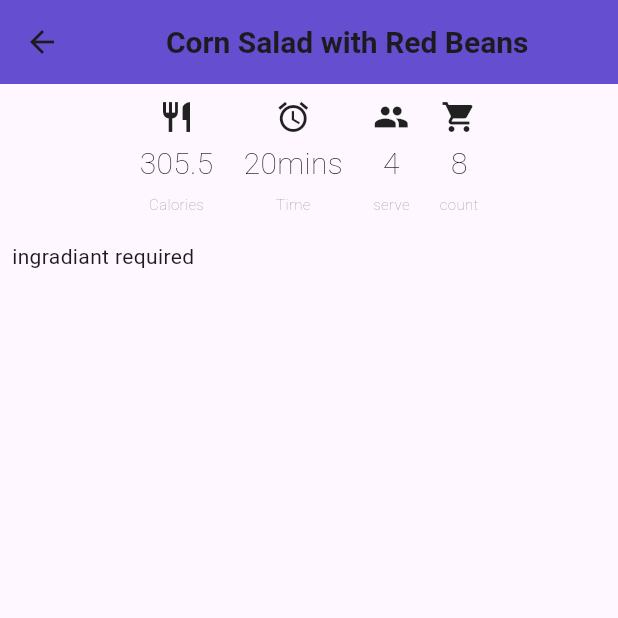
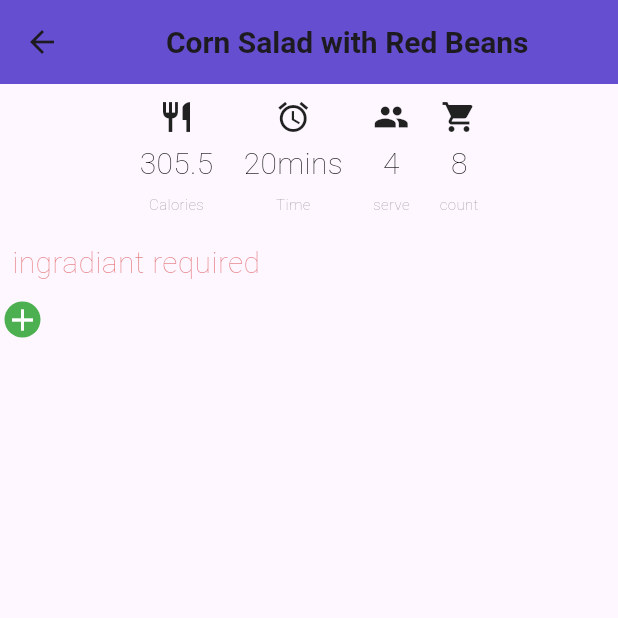
Before and after one commit to yamish01/myproject, a Flutter app: the HomePage screen opened directly, on a phone screen of 412 x 824 dp, the top half of it. Run offline on Flutter 3.47's test engine with Material 3 defaults, Android fonts, the phone set to English and light mode, and no system bars.

Commit message:
screen designs added

```diff
--- a/lib/homepage.dart
+++ b/lib/homepage.dart
@@ -12,8 +12,8 @@ class _HomePageState extends State<HomePage> {
   Widget build(BuildContext context) {
     return Scaffold(
         appBar: AppBar(
-          backgroundColor: Color.fromARGB(255, 102, 78, 209),
-          title: Center(
+          backgroundColor: const Color.fromARGB(255, 102, 78, 209),
+          title: const Center(
               child: Text("Corn Salad with Red Beans ",
                   style: TextStyle(
                     fontWeight: FontWeight.bold,
@@ -120,10 +120,25 @@ class _HomePageState extends State<HomePage> {
               ),
             ],
           ),
-          Padding(
+          const Padding(
             padding: EdgeInsets.all(8.0),
-            child: Text("ingradiant required "),
-          )
+            child: Text(
+              "ingradiant required ",
+              style: TextStyle(
+                fontWeight: FontWeight.w100,
+                fontSize: 20,
+                color: Color.fromARGB(137, 205, 5, 5),
+              ),
+            ),
+          ),
+          Row(children: [
+            Container(
+              margin: const EdgeInsets.all(3),
+              decoration: const BoxDecoration(
+                  shape: BoxShape.circle, color: Colors.green),
+              child: const Icon(Icons.add, size: 24, color: Colors.white),
+            ),
+          ]),
         ]));
   }
 }
--- a/lib/main.dart
+++ b/lib/main.dart
@@ -1,5 +1,6 @@
 import 'package:flutter/material.dart';
 import 'package:myproject/start_display.dart';
+import 'package:myproject/startscreen.dart';
 
 import 'start_display.dart';
 
--- a/pubspec.yaml
+++ b/pubspec.yaml
@@ -58,6 +58,8 @@ flutter:
   # the material Icons class.
   uses-material-design: true
 
+  assets:
+    - images/
   # To add assets to your application, add an assets section, like this:
   # assets:
   #   - images/a_dot_burr.jpeg
```
Also changed, not shown: lib/start_display.dart (+56 -16 lines), lib/startscreen.dart (added, +48 -0 lines), assets/images/Mexican-Red-Bean-Salad-with-Corn-and-Chickpeas-Recipe.jpg (added), assets/images/background.png (added), assets/images/black-bean-and-corn-salad-4.webp (added).
